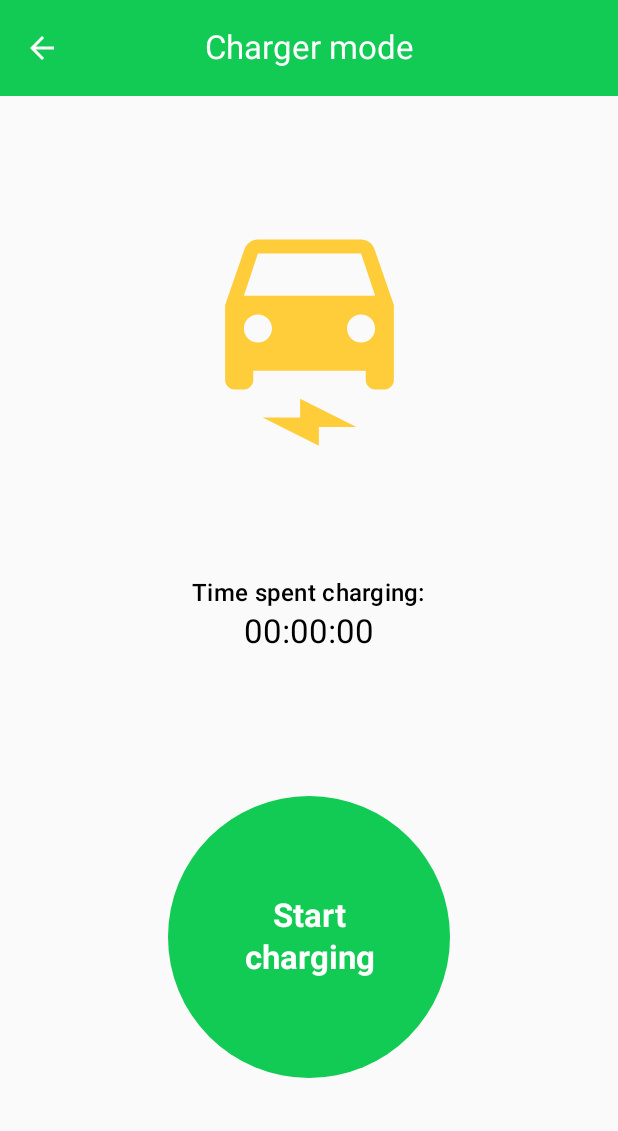
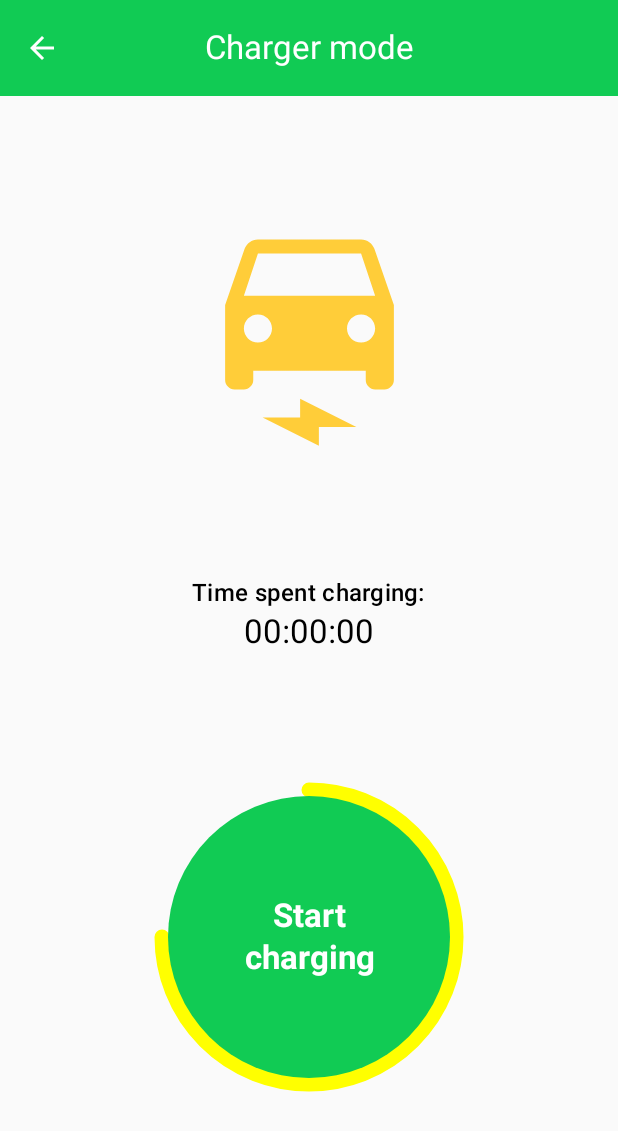
Before and after one commit to nmidzic20/WattsUp, an Android app built with Jetpack Compose: the ChargerPage screen opened through its navigation route, on a phone screen of 412 x 824 dp. Shown: the top 1131 px of the screen. Run offline under Robolectric (Android 15) with nearby library versions, the phone set to English and light mode, and no system bars; libraries missing offline, so code that uses them is left out: coil.decode; pictures from the network do not load; 1 statement that could not run was skipped.

Commit message:
ANP-23 Put a charging indicator progress bar UI around the charging button

```diff
--- a/android/app/src/main/java/hr/foi/air/wattsup/pages/ChargerPage.kt
+++ b/android/app/src/main/java/hr/foi/air/wattsup/pages/ChargerPage.kt
@@ -2,11 +2,13 @@ package hr.foi.air.wattsup.pages
 
 import androidx.compose.foundation.Image
 import androidx.compose.foundation.layout.Arrangement
+import androidx.compose.foundation.layout.Box
 import androidx.compose.foundation.layout.Column
 import androidx.compose.foundation.layout.fillMaxHeight
 import androidx.compose.foundation.layout.fillMaxWidth
 import androidx.compose.foundation.layout.height
 import androidx.compose.foundation.layout.padding
+import androidx.compose.foundation.layout.size
 import androidx.compose.material.icons.Icons
 import androidx.compose.material.icons.filled.ArrowBack
 import androidx.compose.material3.ExperimentalMaterial3Api
@@ -32,6 +34,8 @@ import androidx.compose.ui.tooling.preview.Preview
 import androidx.compose.ui.unit.dp
 import hr.foi.air.wattsup.R
 import hr.foi.air.wattsup.ui.component.CircleButton
+import hr.foi.air.wattsup.ui.component.ProgressBarCircle
+import hr.foi.air.wattsup.ui.component.ProgressBarFill
 import hr.foi.air.wattsup.ui.component.TopAppBar
 import hr.foi.air.wattsup.ui.theme.colorBtnRed
 import kotlinx.coroutines.CoroutineScope
@@ -121,6 +125,12 @@ fun ChargerPage(onArrowBackClick: () -> Unit) {
                     )
                 }
 
+                Box {
+                    ProgressBarCircle(
+                        progressBarFill = ProgressBarFill(7.5f),
+                        fillColor = Color.Yellow,
+                        Modifier.size(220.dp).padding(12.dp),
+                    )
                     CircleButton(
                         mode = if (!charging) "Start charging" else "Stop charging",
                         onClick = {
@@ -129,6 +139,7 @@ fun ChargerPage(onArrowBackClick: () -> Unit) {
                         color = if (!charging) MaterialTheme.colorScheme.primary else colorBtnRed,
                         iconId = null,
                     )
+                }
             }
         }
     }
--- /dev/null
+++ b/android/app/src/main/java/hr/foi/air/wattsup/ui/component/ProgressBarCircle.kt
@@ -0,0 +1,59 @@
+package hr.foi.air.wattsup.ui.component
+
+import androidx.compose.foundation.Canvas
+import androidx.compose.foundation.layout.Box
+import androidx.compose.foundation.layout.fillMaxSize
+import androidx.compose.foundation.layout.size
+import androidx.compose.material3.MaterialTheme
+import androidx.compose.runtime.Composable
+import androidx.compose.ui.Modifier
+import androidx.compose.ui.graphics.Color
+import androidx.compose.ui.graphics.StrokeCap
+import androidx.compose.ui.graphics.drawscope.Stroke
+import androidx.compose.ui.tooling.preview.Preview
+import androidx.compose.ui.unit.dp
+
+class ProgressBarFill(_value: Float) {
+    val value: Float
+    val percentage: Float
+    val progressSweepAngle: Float
+
+    init {
+        value = _value.coerceIn(0f, 10f)
+        percentage = (value / 10)
+        progressSweepAngle = 360f * (value / 10f)
+    }
+}
+
+@Composable
+fun ProgressBarCircle(progressBarFill: ProgressBarFill, fillColor: Color, modifier: Modifier = Modifier) {
+    val colorCircle = MaterialTheme.colorScheme.background
+
+    Box(
+        modifier = modifier,
+    ) {
+        Canvas(
+            modifier = Modifier
+                .fillMaxSize(),
+        ) {
+            drawCircle(
+                color = colorCircle,
+                style = Stroke(10.dp.toPx(), cap = StrokeCap.Round),
+            )
+            drawArc(
+                color = fillColor,
+                startAngle = -90f,
+                progressBarFill.progressSweepAngle,
+                useCenter = false,
+                style = Stroke(10.dp.toPx(), cap = StrokeCap.Round),
+            )
+        }
+    }
+}
+
+@Preview
+@Composable
+fun ProgressBarCirclePreview() {
+    val progressBarFill = ProgressBarFill(7.5f)
+    ProgressBarCircle(progressBarFill, Color.Yellow, Modifier.size(42.dp))
+}
```
Lines whose indentation alone changed are shown as unchanged.
